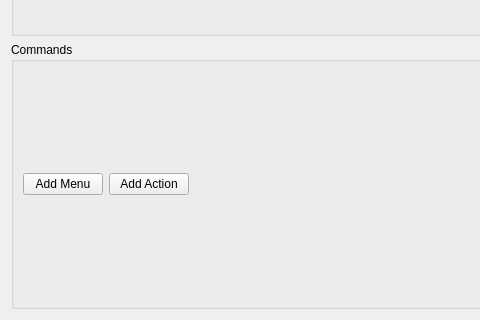
The window that ui/settings.ui (g-fb/quickaccess) describes before a commit, drawn with Qt 5; both pictures show x 0 to 480 and y 243 to 563 of the 640 by 563 pixel window.
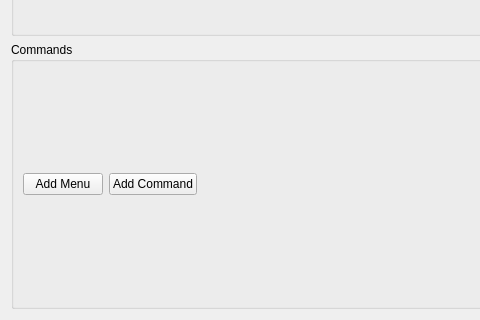
The same window after the commit. Custom widgets are drawn as their Qt base class.

Commit message: - rename action to command - add double click to edit action to commands

Patch:
```diff
--- a/ui/settings.ui
+++ b/ui/settings.ui
@@ -81,7 +81,7 @@
         <item>
          <widget class="QPushButton" name="addActionButton">
           <property name="text">
-           <string>Add Action</string>
+           <string>Add Command</string>
           </property>
          </widget>
         </item>
```
Left out of the diff: 2 changed lines with no effect on the pictures. The commit also changes 6 other files.
